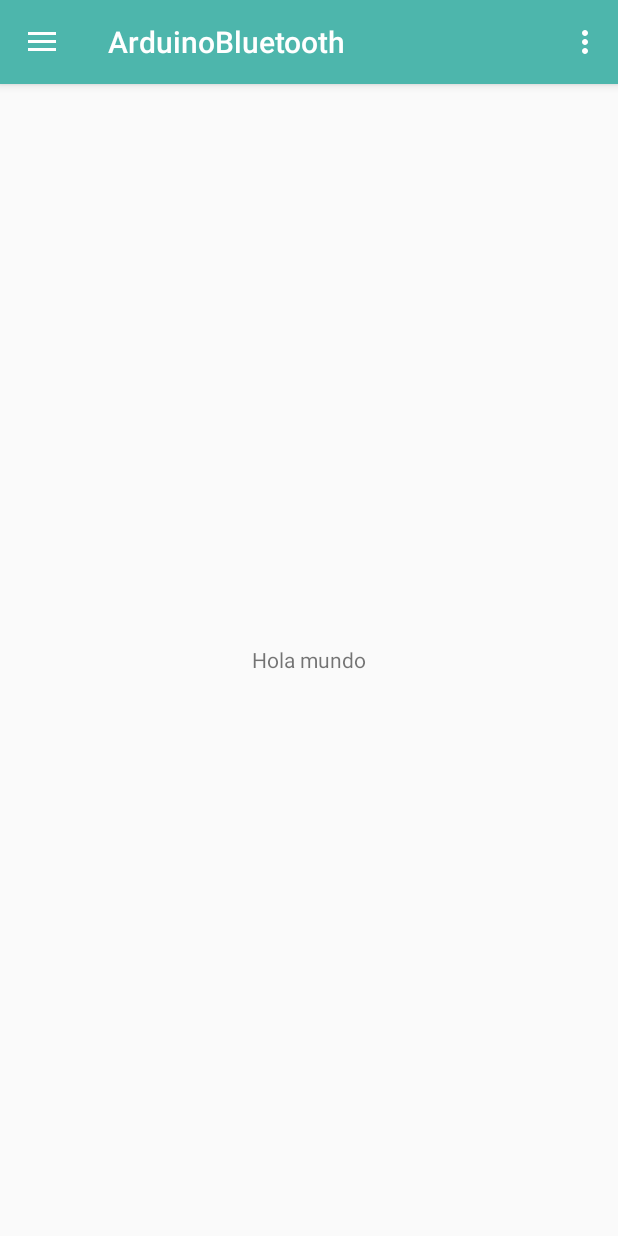
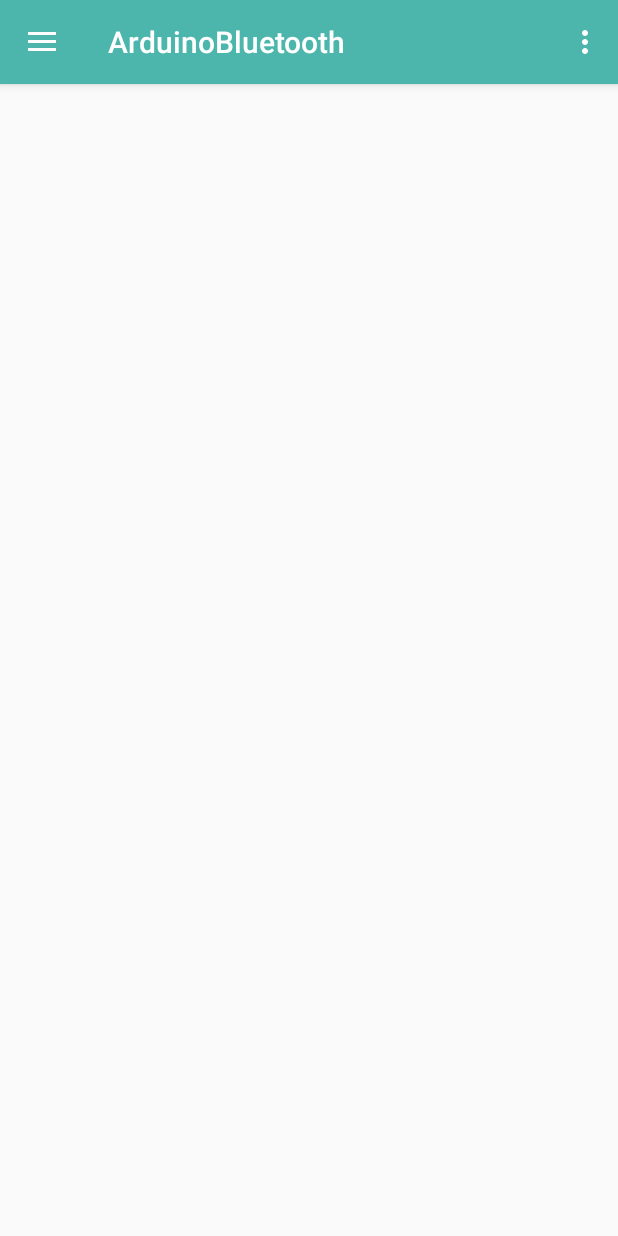
Before and after one commit to andres18160/ArduinoBluetooth, an Android app: the screen it shows after launch (MainActivity), on a phone screen of 412 x 824 dp. Run offline under Robolectric (Android 15) with nearby library versions, the phone set to English and light mode, and no system bars; our stand-ins replace AdMob.

Commit message:
cambios varios
cambios varios

```diff
--- a/ArduinoBluetooth/app/build.gradle
+++ b/ArduinoBluetooth/app/build.gradle
@@ -35,4 +35,5 @@
     //Agregar libreria de la camara
     implementation 'com.frosquivel:magicalcamera:5.0.5'
     compile 'pl.droidsonroids.gif:android-gif-drawable:1.2.+'
+
 }
--- a/ArduinoBluetooth/app/src/main/res/layout/activity_main.xml
+++ b/ArduinoBluetooth/app/src/main/res/layout/activity_main.xml
@@ -13,7 +13,7 @@
         android:layout_width="match_parent"
         android:layout_height="match_parent" />
 
-    <android.support.design.widget.NavigationView
+  <android.support.design.widget.NavigationView
         android:id="@+id/nav_view"
         android:layout_width="wrap_content"
         android:layout_height="match_parent"
@@ -22,4 +22,6 @@
         app:headerLayout="@layout/nav_header_main"
         app:menu="@menu/activity_main_drawer" />
 
+
+
 </android.support.v4.widget.DrawerLayout>
--- a/ArduinoBluetooth/app/src/main/res/layout/content_main.xml
+++ b/ArduinoBluetooth/app/src/main/res/layout/content_main.xml
@@ -9,12 +9,6 @@
     tools:context="com.andres18160gmail.arduinobluetooth.MainActivity"
     tools:showIn="@layout/app_bar_main"
     android:id="@+id/Contenedor">
-<TextView
-    android:layout_width="match_parent"
-    android:layout_height="match_parent"
-    android:text="Hola mundo"
-    android:gravity="center"
-    android:id="@+id/txtInformacioncontent"/>
 
 
 </android.support.constraint.ConstraintLayout>
```
Also changed, not shown: ArduinoBluetooth/app/src/main/java/com/andres18160gmail/arduinobluetooth/MainActivity.java (+11 -5 lines).
